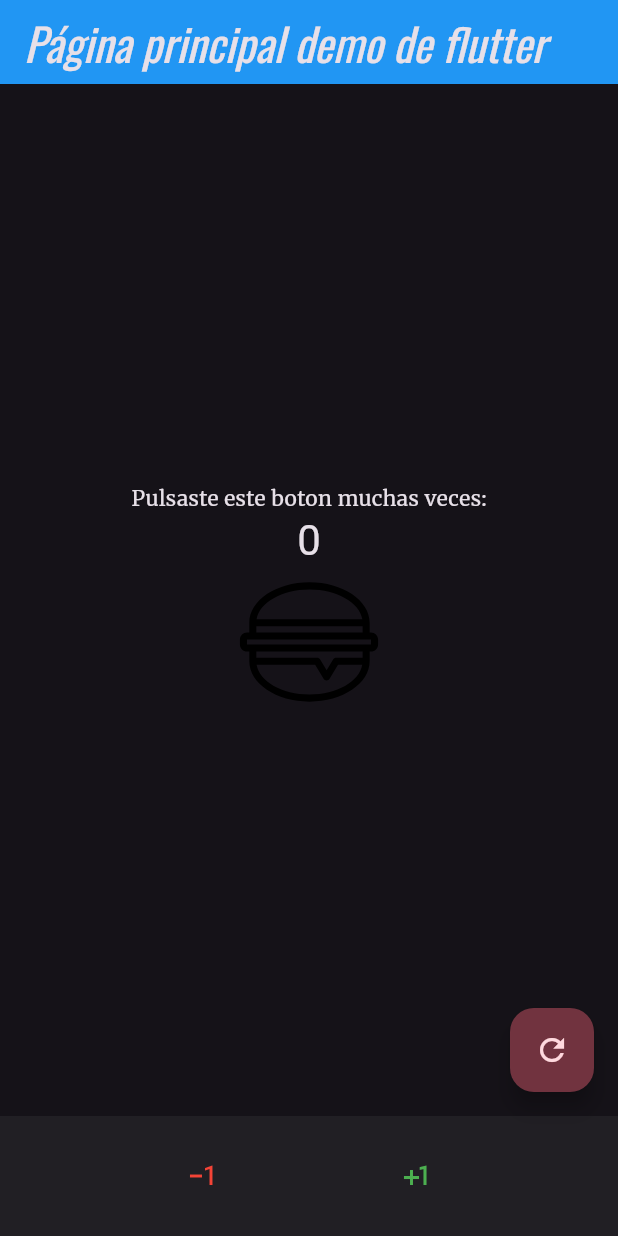
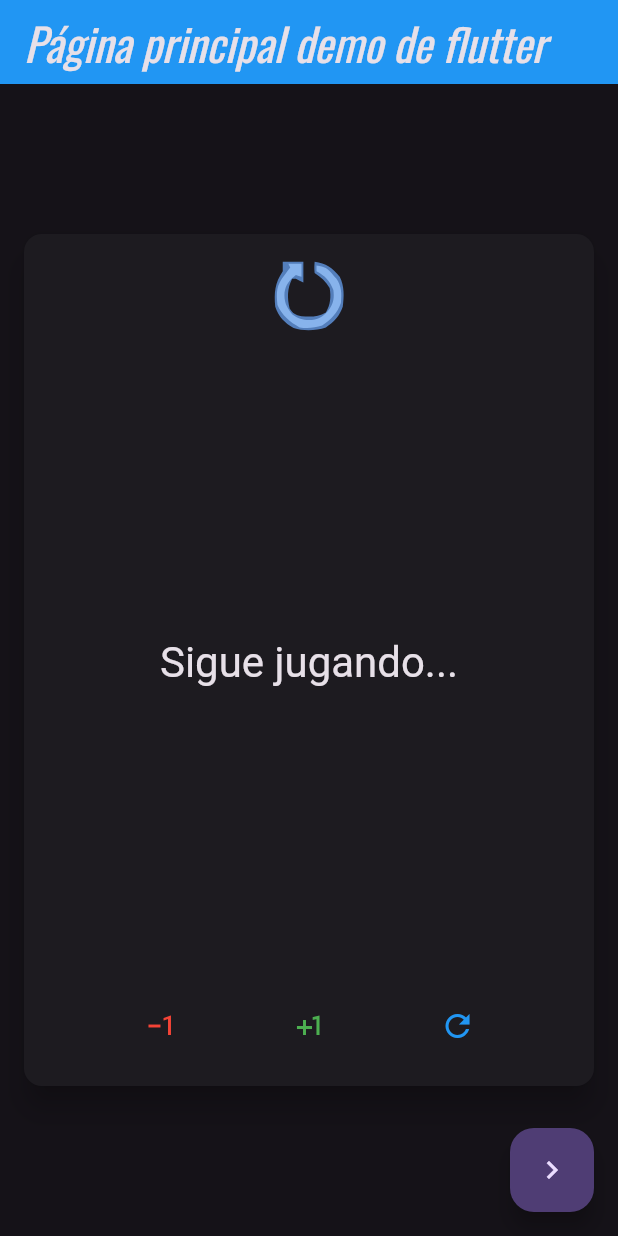
Before and after one commit to KevinATJ/3479A321_2022479006, a Flutter app: the screen it shows after launch, on a phone screen of 412 x 824 dp. Run offline on Flutter 3.47's test engine with Material 3 defaults, Android fonts, the phone set to English and light mode, and no system bars; our stand-ins replace flutter_svg, google_fonts, logger.

Commit message:
Finalización del lab

```diff
--- a/lib/main.dart
+++ b/lib/main.dart
@@ -1,7 +1,10 @@
 import 'package:flutter/material.dart';
 import 'package:flutter_lab1/pages/myhomepage.dart';
+import 'package:flutter_lab1/pages/detailpage.dart';
+import 'package:flutter_lab1/pages/aboutpage.dart';
 import 'package:google_fonts/google_fonts.dart';
 import 'package:logger/logger.dart';
+
 
 void main() {
   runApp(const MyApp());
@@ -16,7 +19,7 @@ class MyApp extends StatelessWidget {
     logger.d("Logger is working!");
 
     return MaterialApp(
-      title: 'Laboratorio 2 Flutter',
+      title: 'Laboratorio 3 Flutter',
       theme: ThemeData(
         colorScheme: ColorScheme.fromSeed(
           seedColor: Colors.deepPurple,
--- a/lib/pages/myhomepage.dart
+++ b/lib/pages/myhomepage.dart
@@ -1,7 +1,7 @@
 import 'package:flutter/material.dart';
+import 'package:flutter_lab1/pages/detailpage.dart';
 import 'package:flutter_svg/flutter_svg.dart';
 import 'package:logger/logger.dart';
-
 
 class MyHomePage extends StatefulWidget {
   const MyHomePage({super.key, required this.title});
@@ -17,10 +17,12 @@ class _MyHomePageState extends State<MyHomePage> {
   Logger secondlogger = Logger();
 
   String iconPath = 'assets/icons/Hamburguesa.svg';
+  String iconPathVictory = 'assets/icons/Win.svg';
+  String iconPathDefeat = 'assets/icons/Defeat.svg';
+  String iconPathReset = 'assets/icons/Restart.svg';
 
   void _incrementCounter() {
     setState(() {
-
       _counter++;
     });
   }
@@ -37,8 +39,66 @@ class _MyHomePageState extends State<MyHomePage> {
     });
   }
 
-  BottomAppBar _bottomButtons() {
-    return BottomAppBar(
+  @override
+  Widget build(BuildContext context) {
+    secondlogger.d('Second logger MyHomePage is working!');
+
+    String gameIcon;
+    String message;
+    if (_counter == 10) {
+      gameIcon = iconPathVictory;
+      message = '¡Victoria!';
+    } else if (_counter == 5) {
+      gameIcon = iconPathDefeat;
+      message = 'Derrota';
+    } else {
+      gameIcon = iconPathReset;
+      message = 'Sigue jugando...';
+    }
+
+    return Scaffold(
+      appBar: AppBar(
+        backgroundColor: Colors.blue,
+        title: Text(widget.title),
+      ),
+      body: Center(
+        child: SizedBox(
+          width: 1200,
+          height: 600,
+          child: Card(
+            margin: const EdgeInsets.all(16.0),
+            elevation: 8,
+            child: Column(
+              mainAxisSize: MainAxisSize.max,
+              children: <Widget>[
+                Padding(
+                  padding: const EdgeInsets.all(16.0),
+                  child: Row(
+                    mainAxisAlignment: MainAxisAlignment.spaceEvenly,
+                    children: <Widget>[
+                      SvgPicture.asset(
+                        gameIcon,
+                        width: 50,
+                        height: 50,
+                      ),
+
+                    ],
+                  ),
+                ),
+                Expanded(
+                  child: Center(
+                    child: Padding(
+                      padding: const EdgeInsets.all(16.0),
+                      child: Text(
+                        message,
+                        style: Theme.of(context).textTheme.headlineMedium,
+                        textAlign: TextAlign.center,
+                      ),
+                    ),
+                  ),
+                ),
+                Padding(
+                  padding: const EdgeInsets.all(16.0),
                   child: Row(
                     mainAxisAlignment: MainAxisAlignment.spaceEvenly,
                     children: <Widget>[
@@ -54,55 +114,29 @@ class _MyHomePageState extends State<MyHomePage> {
                         onPressed: _incrementCounter,
                         tooltip: 'Incrementar',
                       ),
-        ],
+                      IconButton(
+                        color: Colors.blue,
+                        icon: const Icon(Icons.refresh),
+                        onPressed: _resetCounter,
+                        tooltip: 'Resetear',
                       ),
-    );
-  }
-
-  @override
-  Widget build(BuildContext context) {
-    secondlogger.d('Second logger MyHomePage is working!');
-
-    return Scaffold(
-      appBar: AppBar(
-
-        backgroundColor: Colors.blue,
-
-        title: Text(widget.title),
-      ),
-      body: Center(
-
-        child: Column(
-
-          mainAxisAlignment: MainAxisAlignment.center,
-          children: <Widget>[
-            const Text(
-              'Pulsaste este boton muchas veces:',
-            ),
-            Text(
-              '$_counter',
-              style: Theme.of(context).textTheme.headlineMedium,
-            ),
-            SvgPicture.asset(
-              iconPath,
-              width: 100,
-              height: 100,
-            )
                     ],
                   ),
                 ),
-      bottomNavigationBar: _bottomButtons(),
-      floatingActionButton: Theme(
-        data: Theme.of(context).copyWith(
-          colorScheme: ColorScheme.fromSeed(
-            seedColor: Colors.pink,
-            brightness: Brightness.dark,
+              ],
             ),
           ),
-        child: FloatingActionButton(
-          onPressed: _resetCounter,
-          child: const Icon(Icons.refresh),
         ),
+      ),
+      floatingActionButton: FloatingActionButton(
+        onPressed: () {
+          Navigator.push(
+            context,
+            MaterialPageRoute(builder: (context) => const DetailPage()),
+          );
+        },
+        tooltip: 'Ir a Detalle',
+        child: const Icon(Icons.navigate_next),
       ),
     );
   }
```
Also changed, not shown: lib/pages/aboutpage.dart (added, +42 -0 lines), lib/pages/detailpage.dart (added, +70 -0 lines), assets/icons/Defeat.svg (added), assets/icons/Restart.svg (added), assets/icons/Win.svg (added), 1 other file. Lines whose indentation alone changed are shown as unchanged.
